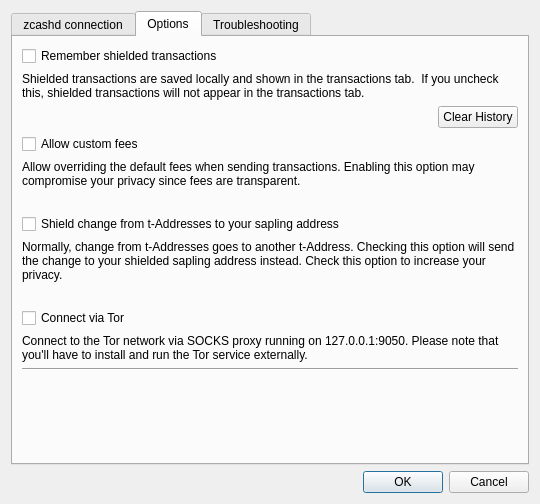
This is src/settings.ui in z-bitcoinz/BitcoinZ_Blue as Qt 5 draws it before an edit. The edited form follows.
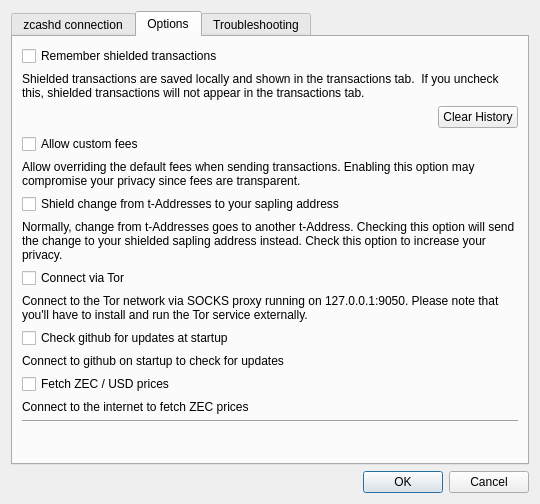
This is the edited form. The open tabs and pages were chosen to show the change.

Commit message: #161 Allow configuration for prices/check updates

Diff of the .ui file:
```diff
--- a/src/settings.ui
+++ b/src/settings.ui
@@ -145,32 +145,18 @@
        <string>Options</string>
       </attribute>
       <layout class="QGridLayout" name="gridLayout">
-       <item row="10" column="0" colspan="2">
-        <widget class="QLabel" name="lblTor">
-         <property name="text">
-          <string>Connect to the Tor network via SOCKS proxy running on 127.0.0.1:9050. Please note that you'll have to install and run the Tor service externally.</string>
+       <item row="14" column="0" colspan="2">
+        <spacer name="verticalSpacer_2">
+         <property name="orientation">
+          <enum>Qt::Vertical</enum>
          </property>
-         <property name="wordWrap">
-          <bool>true</bool>
+         <property name="sizeHint" stdset="0">
+          <size>
+           <width>20</width>
+           <height>40</height>
+          </size>
          </property>
-        </widget>
-       </item>
-       <item row="2" column="1">
-        <widget class="QPushButton" name="btnClearSaved">
-         <property name="text">
-          <string>Clear History</string>
-         </property>
-        </widget>
-       </item>
-       <item row="1" column="0" colspan="2">
-        <widget class="QLabel" name="label_5">
-         <property name="text">
-          <string>Shielded transactions are saved locally and shown in the transactions tab.  If you uncheck this, shielded transactions will not appear in the transactions tab.</string>
-         </property>
-         <property name="wordWrap">
-          <bool>true</bool>
-         </property>
-        </widget>
+        </spacer>
        </item>
        <item row="2" column="0">
         <spacer name="horizontalSpacer">
@@ -185,6 +171,27 @@
          </property>
         </spacer>
        </item>
+       <item row="7" column="0">
+        <widget class="QCheckBox" name="chkTor">
+         <property name="text">
+          <string>Connect via Tor</string>
+         </property>
+        </widget>
+       </item>
+       <item row="9" column="0" colspan="2">
+        <widget class="QCheckBox" name="chkCheckUpdates">
+         <property name="text">
+          <string>Check github for updates at startup</string>
+         </property>
+        </widget>
+       </item>
+       <item row="13" column="0" colspan="2">
+        <widget class="Line" name="line_2">
+         <property name="orientation">
+          <enum>Qt::Horizontal</enum>
+         </property>
+        </widget>
+       </item>
        <item row="0" column="0" colspan="2">
         <widget class="QCheckBox" name="chkSaveTxs">
          <property name="text">
@@ -192,14 +199,7 @@
          </property>
         </widget>
        </item>
-       <item row="3" column="0">
-        <widget class="QCheckBox" name="chkCustomFees">
-         <property name="text">
-          <string>Allow custom fees</string>
-         </property>
-        </widget>
-       </item>
-       <item row="7" column="0" colspan="2">
+       <item row="6" column="0" colspan="2">
         <widget class="QLabel" name="label_7">
          <property name="text">
           <string>Normally, change from t-Addresses goes to another t-Address. Checking this option will send the change to your shielded sapling address instead. Check this option to increase your privacy.</string>
@@ -209,26 +209,6 @@
          </property>
         </widget>
        </item>
-       <item row="11" column="0" colspan="2">
-        <widget class="Line" name="line_2">
-         <property name="orientation">
-          <enum>Qt::Horizontal</enum>
-         </property>
-        </widget>
-       </item>
-       <item row="12" column="0" colspan="2">
-        <spacer name="verticalSpacer_2">
-         <property name="orientation">
-          <enum>Qt::Vertical</enum>
-         </property>
-         <property name="sizeHint" stdset="0">
-          <size>
-           <width>20</width>
-           <height>40</height>
-          </size>
-         </property>
-        </spacer>
-       </item>
        <item row="4" column="0" colspan="2">
         <widget class="QLabel" name="label_6">
          <property name="text">
@@ -239,31 +219,65 @@
          </property>
         </widget>
        </item>
-       <item row="6" column="0" colspan="2">
+       <item row="2" column="1">
+        <widget class="QPushButton" name="btnClearSaved">
+         <property name="text">
+          <string>Clear History</string>
+         </property>
+        </widget>
+       </item>
+       <item row="1" column="0" colspan="2">
+        <widget class="QLabel" name="label_5">
+         <property name="text">
+          <string>Shielded transactions are saved locally and shown in the transactions tab.  If you uncheck this, shielded transactions will not appear in the transactions tab.</string>
+         </property>
+         <property name="wordWrap">
+          <bool>true</bool>
+         </property>
+        </widget>
+       </item>
+       <item row="3" column="0">
+        <widget class="QCheckBox" name="chkCustomFees">
+         <property name="text">
+          <string>Allow custom fees</string>
+         </property>
+        </widget>
+       </item>
+       <item row="5" column="0" colspan="2">
         <widget class="QCheckBox" name="chkAutoShield">
          <property name="text">
           <string>Shield change from t-Addresses to your sapling address</string>
          </property>
         </widget>
        </item>
-       <item row="5" column="0">
+       <item row="8" column="0" colspan="2">
+        <widget class="QLabel" name="lblTor">
+         <property name="text">
+          <string>Connect to the Tor network via SOCKS proxy running on 127.0.0.1:9050. Please note that you'll have to install and run the Tor service externally.</string>
+         </property>
+         <property name="wordWrap">
+          <bool>true</bool>
+         </property>
+        </widget>
+       </item>
+       <item row="10" column="0" colspan="2">
         <widget class="QLabel" name="label_8">
          <property name="text">
-          <string/>
+          <string>Connect to github on startup to check for updates</string>
          </property>
         </widget>
        </item>
-       <item row="9" column="0">
-        <widget class="QCheckBox" name="chkTor">
-         <property name="text">
-          <string>Connect via Tor</string>
-         </property>
-        </widget>
-       </item>
-       <item row="8" column="0">
+       <item row="12" column="0" colspan="2">
         <widget class="QLabel" name="label_10">
          <property name="text">
-          <string notr="true"/>
+          <string>Connect to the internet to fetch ZEC prices</string>
+         </property>
+        </widget>
+       </item>
+       <item row="11" column="0" colspan="2">
+        <widget class="QCheckBox" name="chkFetchPrices">
+         <property name="text">
+          <string>Fetch ZEC / USD prices</string>
          </property>
         </widget>
        </item>
```
Left out of the diff: 2 changed lines with no effect on the pictures. The commit also changes 6 other files.
